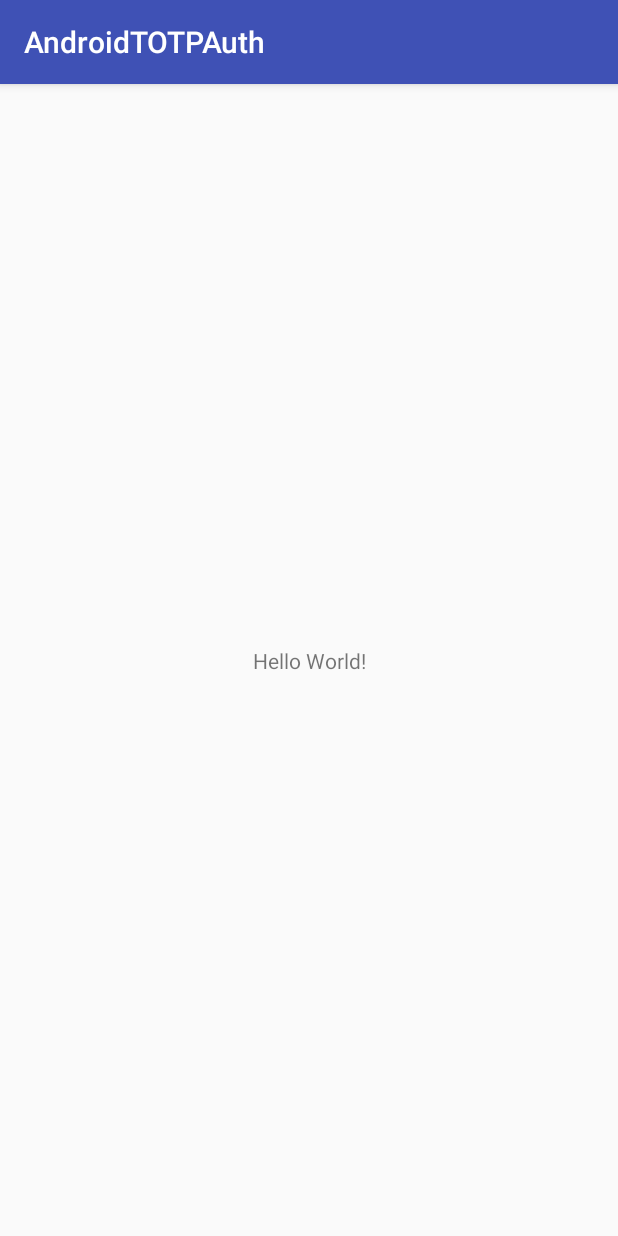
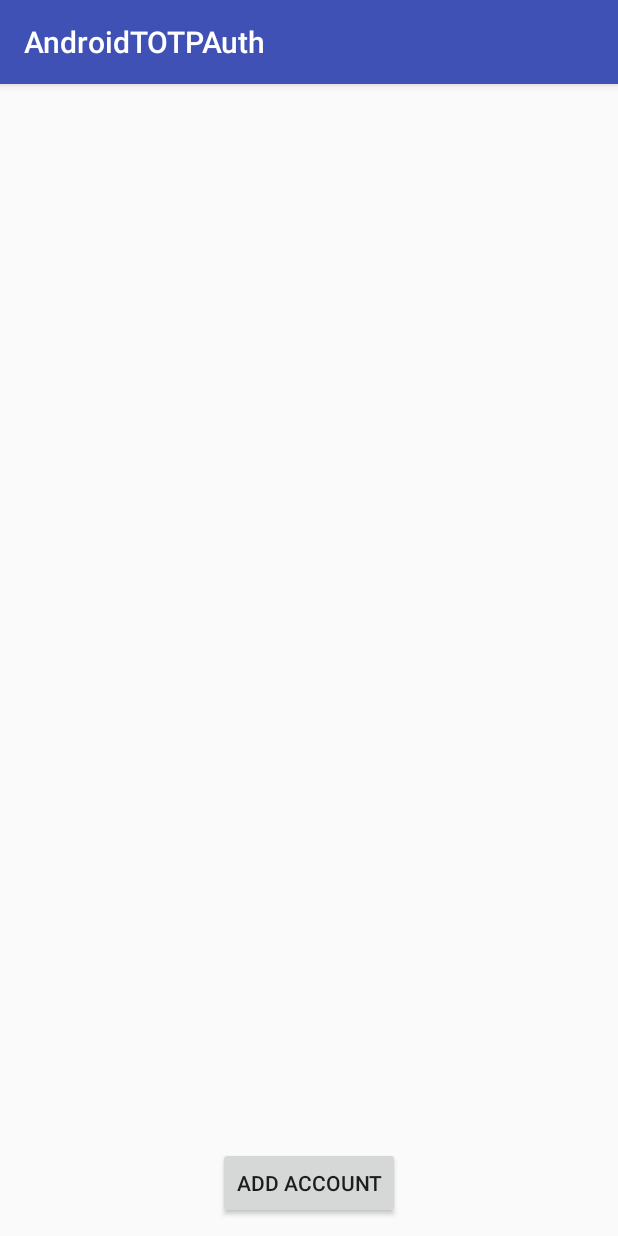
Before and after one commit to Kartikkumargujarati/AndroidTOTPAuth, an Android app: the screen it shows after launch (MainActivity), on a phone screen of 412 x 824 dp. Run offline under Robolectric (Android 15) with nearby library versions, the phone set to English and light mode, and no system bars.

Commit message:
Added a recyclerview to the activity_main layout.

```diff
--- a/app/build.gradle
+++ b/app/build.gradle
@@ -23,11 +23,12 @@ android {
 }
 
 dependencies {
-    implementation fileTree(dir: 'libs', include: ['*.jar'])
-    implementation"org.jetbrains.kotlin:kotlin-stdlib-jre7:$kotlin_version"
+    implementation fileTree(include: ['*.jar'], dir: 'libs')
+    implementation "org.jetbrains.kotlin:kotlin-stdlib-jre7:$kotlin_version"
     implementation 'com.android.support:appcompat-v7:26.1.0'
     implementation 'com.android.support.constraint:constraint-layout:1.0.2'
     testImplementation 'junit:junit:4.12'
     androidTestImplementation 'com.android.support.test:runner:1.0.1'
     androidTestImplementation 'com.android.support.test.espresso:espresso-core:3.0.1'
+    implementation 'com.android.support:recyclerview-v7:26.1.0'
 }
--- a/app/src/main/res/layout/activity_main.xml
+++ b/app/src/main/res/layout/activity_main.xml
@@ -1,18 +1,22 @@
 <?xml version="1.0" encoding="utf-8"?>
-<android.support.constraint.ConstraintLayout xmlns:android="http://schemas.android.com/apk/res/android"
-    xmlns:app="http://schemas.android.com/apk/res-auto"
-    xmlns:tools="http://schemas.android.com/tools"
+<RelativeLayout xmlns:android="http://schemas.android.com/apk/res/android" xmlns:tools="http://schemas.android.com/tools"
     android:layout_width="match_parent"
     android:layout_height="match_parent"
     tools:context="com.mobile.androidtotpauth.MainActivity">
 
-    <TextView
+    <android.support.v7.widget.RecyclerView
+        android:id="@+id/list_items"
+        android:layout_width="match_parent"
+        android:layout_height="match_parent"
+        android:layout_above="@+id/add_btn"
+        android:layout_marginTop="8dp" />
+
+    <Button
+        android:id="@+id/add_btn"
         android:layout_width="wrap_content"
         android:layout_height="wrap_content"
-        android:text="Hello World!"
-        app:layout_constraintBottom_toBottomOf="parent"
-        app:layout_constraintLeft_toLeftOf="parent"
-        app:layout_constraintRight_toRightOf="parent"
-        app:layout_constraintTop_toTopOf="parent" />
-
-</android.support.constraint.ConstraintLayout>
+        android:layout_alignParentBottom="true"
+        android:layout_centerHorizontal="true"
+        android:layout_marginBottom="11dp"
+        android:text="Add Account" />
+</RelativeLayout>
```
Also changed, not shown: app/src/main/res/layout/account_row.xml (added, +44 -0 lines).
